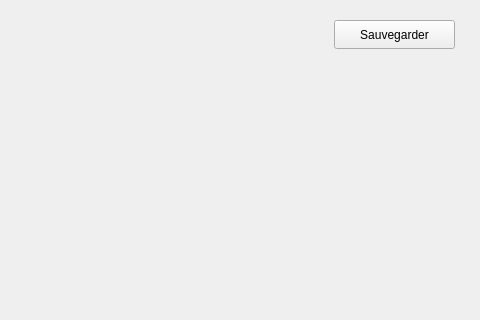
Old version of the form TP-Refacto/jeugui.ui in the repository WRKT/cpp-project; both pictures show x 276 to 756 and y 0 to 320 of the 756 by 708 pixel window.
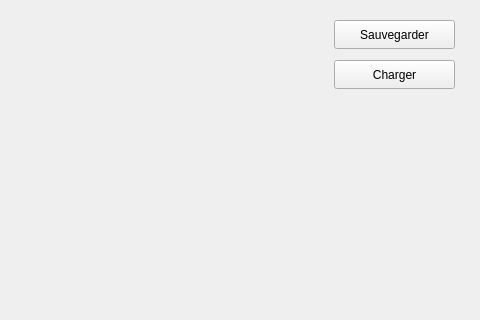
New version of the form.

Commit message: Feat - ajout sauvegarde, charger

What changed in the file:
```diff
--- a/TP-Refacto/jeugui.ui
+++ b/TP-Refacto/jeugui.ui
@@ -195,6 +195,19 @@
     <string/>
    </property>
   </widget>
+  <widget class="QPushButton" name="chargerButton">
+   <property name="geometry">
+    <rect>
+     <x>610</x>
+     <y>60</y>
+     <width>121</width>
+     <height>29</height>
+    </rect>
+   </property>
+   <property name="text">
+    <string>Charger</string>
+   </property>
+  </widget>
  </widget>
  <resources/>
  <connections/>
```
The commit also changes 14 other files.
